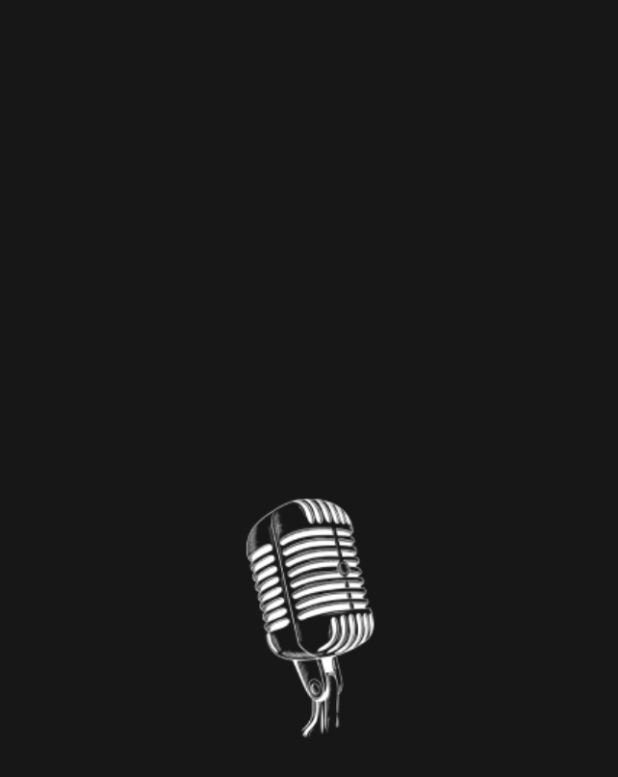
After one commit to omar-tamer33/NewsApp, an Android app built with Jetpack Compose: the SplashActivity screen opened directly, with no data from a screen before it, on a phone screen of 412 x 824 dp. The commit adds this screen. Shown: the top 777 px of the screen. Run offline under Robolectric (Android 15) with nearby library versions, the phone set to English and light mode, and no system bars; 1 statement that could not run was skipped.

Commit message:
+ Added SplashActivity.kt with all functions

```diff
--- /dev/null
+++ b/app/src/main/java/com/example/newsapp/SplashActivity.kt
@@ -0,0 +1,59 @@
+package com.example.newsapp
+
+import android.content.Intent
+import android.os.Bundle
+import android.os.Handler
+import android.os.Looper
+import androidx.activity.ComponentActivity
+import androidx.activity.compose.setContent
+import androidx.activity.enableEdgeToEdge
+import androidx.compose.foundation.Image
+import androidx.compose.foundation.background
+import androidx.compose.foundation.layout.Arrangement
+import androidx.compose.foundation.layout.Column
+import androidx.compose.foundation.layout.fillMaxSize
+import androidx.compose.foundation.layout.padding
+import androidx.compose.material3.Scaffold
+import androidx.compose.material3.Text
+import androidx.compose.runtime.Composable
+import androidx.compose.runtime.LaunchedEffect
+import androidx.compose.ui.Alignment
+import androidx.compose.ui.Modifier
+import androidx.compose.ui.draw.scale
+import androidx.compose.ui.res.painterResource
+import androidx.compose.ui.tooling.preview.Preview
+import com.example.newsapp.ui.theme.NewsAppTheme
+import com.example.newsapp.ui.theme.black
+
+class SplashActivity : ComponentActivity() {
+    override fun onCreate(savedInstanceState: Bundle?) {
+        super.onCreate(savedInstanceState)
+        enableEdgeToEdge()
+        setContent {
+            SplashScreen()
+            LaunchedEffect(Unit) {
+                navigateToMainActivity()
+            }
+        }
+    }
+    private fun navigateToMainActivity(){
+        Handler(Looper.getMainLooper()).postDelayed({
+            val intent = Intent(this@SplashActivity,MainActivity::class.java)
+            startActivity(intent)
+            finish()
+        },3_000)
+    }
+}
+
+@Composable
+fun SplashScreen(modifier: Modifier = Modifier) {
+    Column(modifier = Modifier.fillMaxSize().background(black) , horizontalAlignment = Alignment.CenterHorizontally , verticalArrangement = Arrangement.Center) {
+        Image(painter = painterResource(R.drawable.logo_app) , contentDescription = "App logo" , modifier = Modifier.fillMaxSize(0.25F))
+    }
+}
+
+@Preview(showSystemUi = true)
+@Composable
+private fun SplashScreenPreview() {
+    SplashScreen()
+}
--- a/app/src/main/java/com/example/newsapp/ui/theme/Color.kt
+++ b/app/src/main/java/com/example/newsapp/ui/theme/Color.kt
@@ -9,3 +9,4 @@ val Pink80 = Color(0xFFEFB8C8)
 val Purple40 = Color(0xFF6650a4)
 val PurpleGrey40 = Color(0xFF625b71)
 val Pink40 = Color(0xFF7D5260)
+val black = Color(0xFF171717)
--- a/app/src/main/res/values/strings.xml
+++ b/app/src/main/res/values/strings.xml
@@ -1,3 +1,4 @@
 <resources>
     <string name="app_name">NewsApp</string>
+    <string name="title_activity_splash">SplashActivity</string>
 </resources>
```
Also changed, not shown: app/src/main/AndroidManifest.xml (+14 -3 lines), app/src/main/res/drawable/logo_app.png (added).
